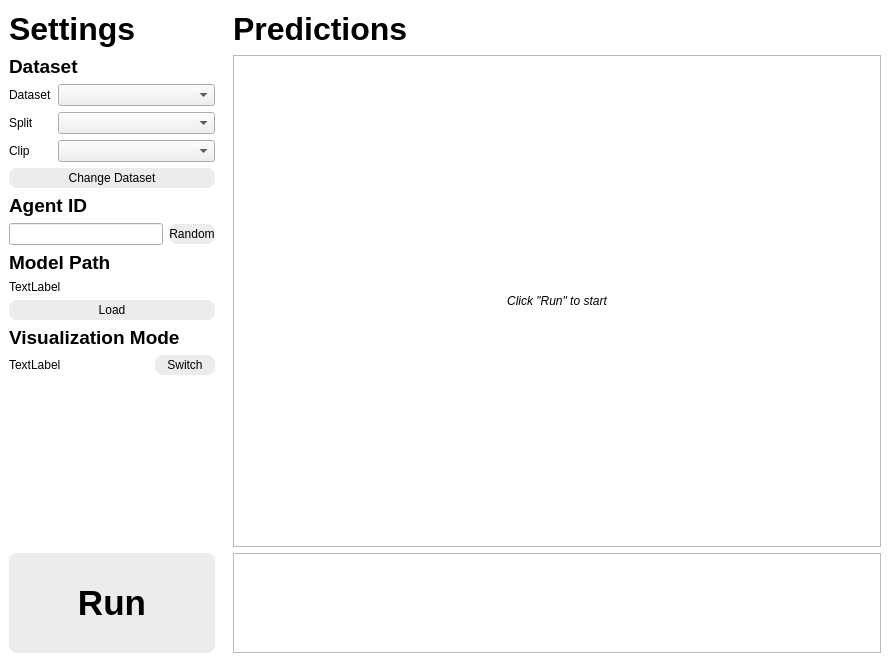
The window that window.ui (cocoon2wong/Project-Solitaire) describes before a commit, drawn with Qt 5.
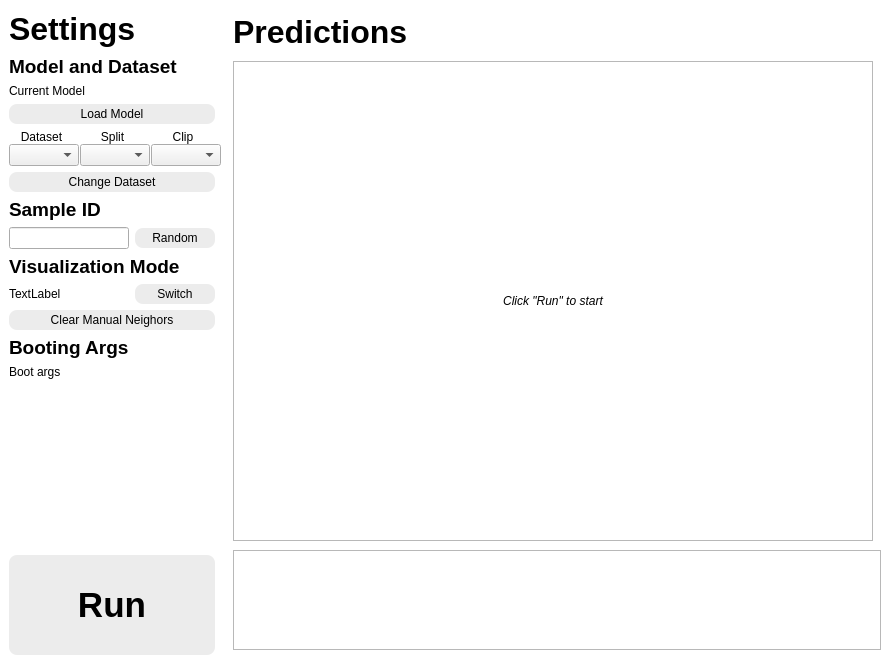
The same window after the commit. Custom widgets are drawn as their Qt base class.

Commit message: Update the manual-neighbor-selection

Diff of the .ui file:
```diff
--- a/window.ui
+++ b/window.ui
@@ -7,7 +7,7 @@
     <x>0</x>
     <y>0</y>
     <width>889</width>
-    <height>660</height>
+    <height>661</height>
    </rect>
   </property>
   <property name="windowTitle">
@@ -20,7 +20,7 @@
       <x>0</x>
       <y>0</y>
       <width>890</width>
-      <height>662</height>
+      <height>664</height>
      </rect>
     </property>
     <layout class="QHBoxLayout" name="horizontalLayout">
@@ -93,7 +93,7 @@
            </font>
           </property>
           <property name="text">
-           <string>Dataset</string>
+           <string>Model and Dataset</string>
           </property>
           <property name="margin">
            <number>3</number>
@@ -101,15 +101,91 @@
          </widget>
         </item>
         <item>
-         <layout class="QFormLayout" name="formLayout_3">
+         <widget class="QLabel" name="label_modelpath">
+          <property name="sizePolicy">
+           <sizepolicy hsizetype="Fixed" vsizetype="Preferred">
+            <horstretch>0</horstretch>
+            <verstretch>0</verstretch>
+           </sizepolicy>
+          </property>
+          <property name="minimumSize">
+           <size>
+            <width>200</width>
+            <height>0</height>
+           </size>
+          </property>
+          <property name="maximumSize">
+           <size>
+            <width>200</width>
+            <height>16777215</height>
+           </size>
+          </property>
+          <property name="text">
+           <string>Current Model</string>
+          </property>
+          <property name="wordWrap">
+           <bool>true</bool>
+          </property>
+         </widget>
+        </item>
+        <item>
+         <widget class="MyButton" name="pushButton_load">
+          <property name="text">
+           <string>Load Model</string>
+          </property>
+         </widget>
+        </item>
+        <item>
+         <layout class="QGridLayout" name="gridLayout">
+          <property name="leftMargin">
+           <number>0</number>
+          </property>
+          <property name="horizontalSpacing">
+           <number>6</number>
+          </property>
+          <property name="verticalSpacing">
+           <number>0</number>
+          </property>
+          <item row="0" column="2">
+           <widget class="QLabel" name="label_5">
+            <property name="text">
+             <string>Clip</string>
+            </property>
+            <property name="alignment">
+             <set>Qt::AlignmentFlag::AlignCenter</set>
+            </property>
+            <property name="indent">
+             <number>0</number>
+            </property>
+           </widget>
+          </item>
+          <item row="0" column="1">
+           <widget class="QLabel" name="label_4">
+            <property name="text">
+             <string>Split</string>
+            </property>
+            <property name="alignment">
+             <set>Qt::AlignmentFlag::AlignCenter</set>
+            </property>
+            <property name="indent">
+             <number>0</number>
+            </property>
+           </widget>
+          </item>
           <item row="0" column="0">
            <widget class="QLabel" name="label_3">
             <property name="text">
              <string>Dataset</string>
             </property>
+            <property name="alignment">
+             <set>Qt::AlignmentFlag::AlignCenter</set>
+            </property>
+            <property name="indent">
+             <number>0</number>
+            </property>
            </widget>
           </item>
-          <item row="0" column="1">
+          <item row="1" column="0">
            <widget class="QComboBox" name="comboBox_Dataset">
             <property name="sizePolicy">
              <sizepolicy hsizetype="Preferred" vsizetype="Fixed">
@@ -119,16 +195,15 @@
             </property>
             <property name="minimumSize">
              <size>
-              <width>150</width>
+              <width>70</width>
               <height>0</height>
              </size>
             </property>
-           </widget>
-          </item>
-          <item row="1" column="0">
-           <widget class="QLabel" name="label_4">
-            <property name="text">
-             <string>Split</string>
+            <property name="maximumSize">
+             <size>
+              <width>50</width>
+              <height>16777215</height>
+             </size>
             </property>
            </widget>
           </item>
@@ -136,27 +211,32 @@
            <widget class="QComboBox" name="comboBox_Split">
             <property name="minimumSize">
              <size>
-              <width>150</width>
+              <width>70</width>
               <height>0</height>
              </size>
             </property>
-           </widget>
-          </item>
-          <item row="2" column="0">
-           <widget class="QLabel" name="label_5">
-            <property name="text">
-             <string>Clip</string>
+            <property name="maximumSize">
+             <size>
+              <width>70</width>
+              <height>16777215</height>
+             </size>
             </property>
            </widget>
           </item>
-          <item row="2" column="1">
+          <item row="1" column="2">
            <widget class="QComboBox" name="comboBox_Clip">
             <property name="minimumSize">
              <size>
-              <width>150</width>
+              <width>70</width>
               <height>0</height>
              </size>
             </property>
+            <property name="maximumSize">
+             <size>
+              <width>70</width>
+              <height>16777215</height>
+             </size>
+            </property>
            </widget>
           </item>
          </layout>
@@ -177,7 +257,7 @@
            </font>
           </property>
           <property name="text">
-           <string>Agent ID</string>
+           <string>Sample ID</string>
           </property>
           <property name="margin">
            <number>3</number>
@@ -191,6 +271,18 @@
           </item>
           <item>
            <widget class="MyButton" name="pushButton_random">
+            <property name="minimumSize">
+             <size>
+              <width>80</width>
+              <height>0</height>
+             </size>
+            </property>
+            <property name="maximumSize">
+             <size>
+              <width>80</width>
+              <height>16777215</height>
+             </size>
+            </property>
             <property name="text">
              <string>Random</string>
             </property>
@@ -198,57 +290,6 @@
           </item>
          </layout>
         </item>
-        <item>
-         <widget class="QLabel" name="label_8">
-          <property name="font">
-           <font>
-            <pointsize>14</pointsize>
-            <bold>true</bold>
-           </font>
-          </property>
-          <property name="text">
-           <string>Model Path</string>
-          </property>
-          <property name="margin">
-           <number>3</number>
-          </property>
-         </widget>
-        </item>
-        <item>
-         <widget class="QLabel" name="label_modelpath">
-          <property name="sizePolicy">
-           <sizepolicy hsizetype="Fixed" vsizetype="Preferred">
-            <horstretch>0</horstretch>
-            <verstretch>0</verstretch>
-           </sizepolicy>
-          </property>
-          <property name="minimumSize">
-           <size>
-            <width>195</width>
-            <height>0</height>
-           </size>
-          </property>
-          <property name="maximumSize">
-           <size>
-            <width>195</width>
-            <height>16777215</height>
-           </size>
-          </property>
-          <property name="text">
-           <string>TextLabel</string>
-          </property>
-          <property name="wordWrap">
-           <bool>true</bool>
-          </property>
-         </widget>
-        </item>
-        <item>
-         <widget class="MyButton" name="pushButton_load">
-          <property name="text">
-           <string>Load</string>
-          </property>
-         </widget>
-        </item>
         <item>
          <widget class="QLabel" name="label_9">
           <property name="font">
@@ -276,10 +317,16 @@
           </item>
           <item>
            <widget class="MyButton" name="pushButton_modechange">
+            <property name="minimumSize">
+             <size>
+              <width>80</width>
+              <height>0</height>
+             </size>
+            </property>
             <property name="maximumSize">
              <size>
-              <width>60</width>
-              <height>16777215</height>
+              <width>80</width>
+              <height>80</height>
              </size>
             </property>
             <property name="text">
@@ -289,6 +336,57 @@
           </item>
          </layout>
         </item>
+        <item>
+         <widget class="MyButton" name="pushButton_clear">
+          <property name="text">
+           <string>Clear Manual Neighors</string>
+          </property>
+         </widget>
+        </item>
+        <item>
+         <widget class="QLabel" name="label_bootargs_title">
+          <property name="font">
+           <font>
+            <pointsize>14</pointsize>
+            <bold>true</bold>
+           </font>
+          </property>
+          <property name="text">
+           <string>Booting Args</string>
+          </property>
+          <property name="margin">
+           <number>3</number>
+          </property>
+         </widget>
+        </item>
+        <item>
+         <widget class="QLabel" name="label_bootargs">
+          <property name="sizePolicy">
+           <sizepolicy hsizetype="Fixed" vsizetype="Preferred">
+            <horstretch>0</horstretch>
+            <verstretch>0</verstretch>
+           </sizepolicy>
+          </property>
+          <property name="minimumSize">
+           <size>
+            <width>200</width>
+            <height>0</height>
+           </size>
+          </property>
+          <property name="maximumSize">
+           <size>
+            <width>200</width>
+            <height>16777215</height>
+           </size>
+          </property>
+          <property name="text">
+           <string>Boot args</string>
+          </property>
+          <property name="wordWrap">
+           <bool>true</bool>
+          </property>
+         </widget>
+        </item>
         <item>
          <spacer name="verticalSpacer">
           <property name="orientation">
@@ -379,6 +477,12 @@
             <height>480</height>
            </size>
           </property>
+          <property name="maximumSize">
+           <size>
+            <width>640</width>
+            <height>480</height>
+           </size>
+          </property>
           <property name="font">
            <font>
             <italic>true</italic>
@@ -424,6 +528,9 @@
             <height>0</height>
            </size>
           </property>
+          <property name="frameShape">
+           <enum>QFrame::Shape::StyledPanel</enum>
+          </property>
          </widget>
         </item>
        </layout>
```
Left out of the diff: 5 changed lines with no effect on the pictures. The commit also changes 5 other files.
